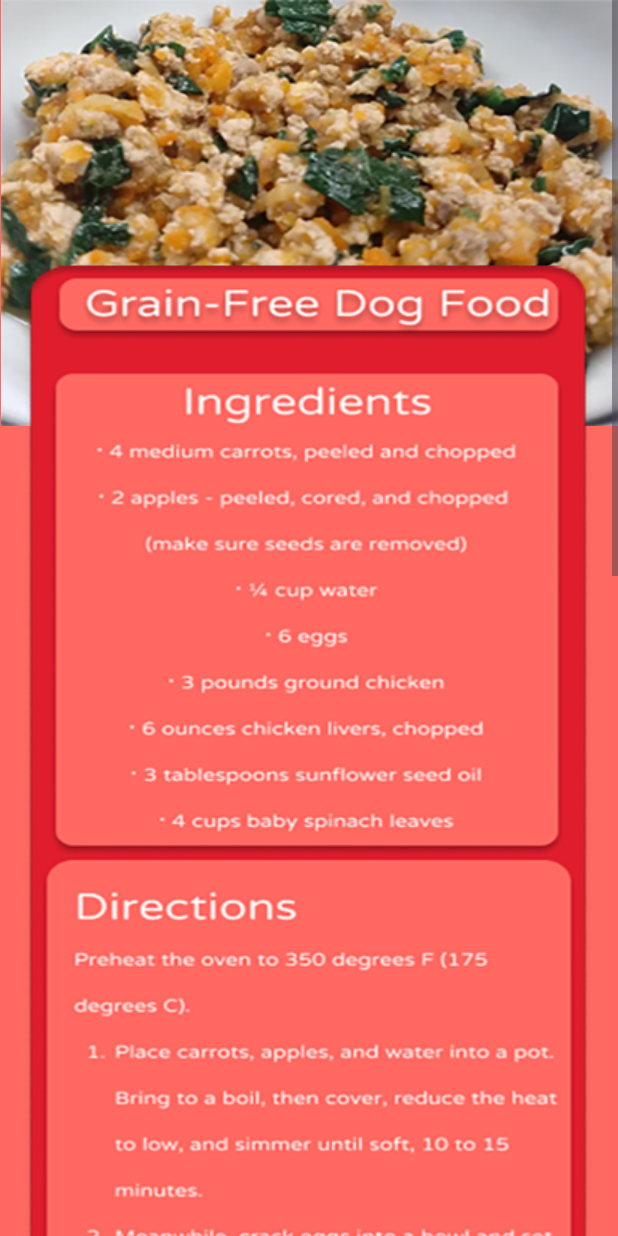
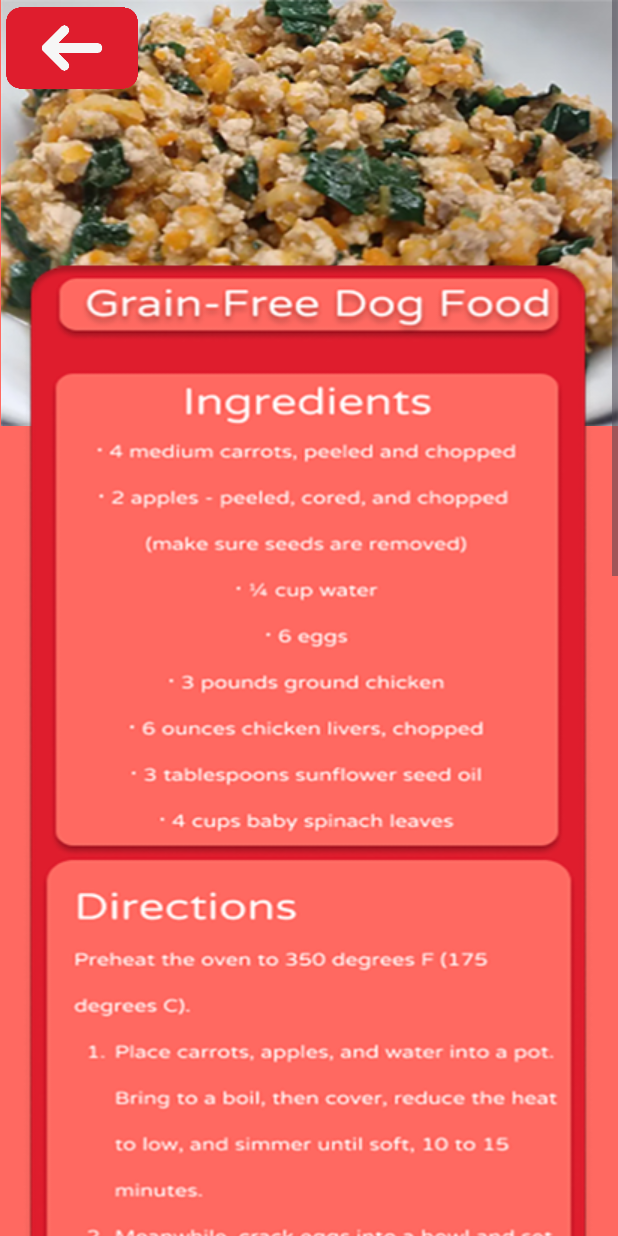
Before and after one commit to svennn-7836/Alagang.Kalinga__Pet-Care-App, an Android app: the DogRecipe1Activity screen opened directly, with no data from a screen before it, on a phone screen of 412 x 824 dp. Run offline under Robolectric (Android 15) with nearby library versions, the light colour scheme and no system bars.

Commit message:
add back button on Recipe 1

```diff
--- a/app/src/main/res/layout/activity_dog_recipe1.xml
+++ b/app/src/main/res/layout/activity_dog_recipe1.xml
@@ -22,6 +22,7 @@
             app:layout_constraintStart_toStartOf="parent"
             app:layout_constraintTop_toTopOf="parent" />
 
+
         <ImageView
             android:id="@+id/contentbox"
             android:layout_width="400dp"
@@ -33,5 +34,20 @@
             app:layout_constraintStart_toStartOf="parent"
             app:layout_constraintTop_toTopOf="parent" />
 
+        <ImageView
+            android:id="@+id/BackRed1"
+            android:layout_width="88dp"
+            android:layout_height="56dp"
+            android:layout_marginStart="4dp"
+            android:layout_marginTop="4dp"
+            android:clickable="true"
+            android:contentDescription="BackRed1"
+            android:onClick="onBackRed1Click"
+            android:src="@drawable/backred"
+            app:layout_constraintStart_toStartOf="parent"
+            app:layout_constraintTop_toTopOf="parent"
+            app:layout_constraintVertical_weight="5"
+            tools:ignore="ContentDescription" />
+
     </androidx.constraintlayout.widget.ConstraintLayout>
 </ScrollView>
```
Also changed, not shown: app/src/main/java/com/example/alagatkalinga/ImagePagerAdapter.kt (+8 -0 lines), app/src/main/res/drawable/backred.png (added).
